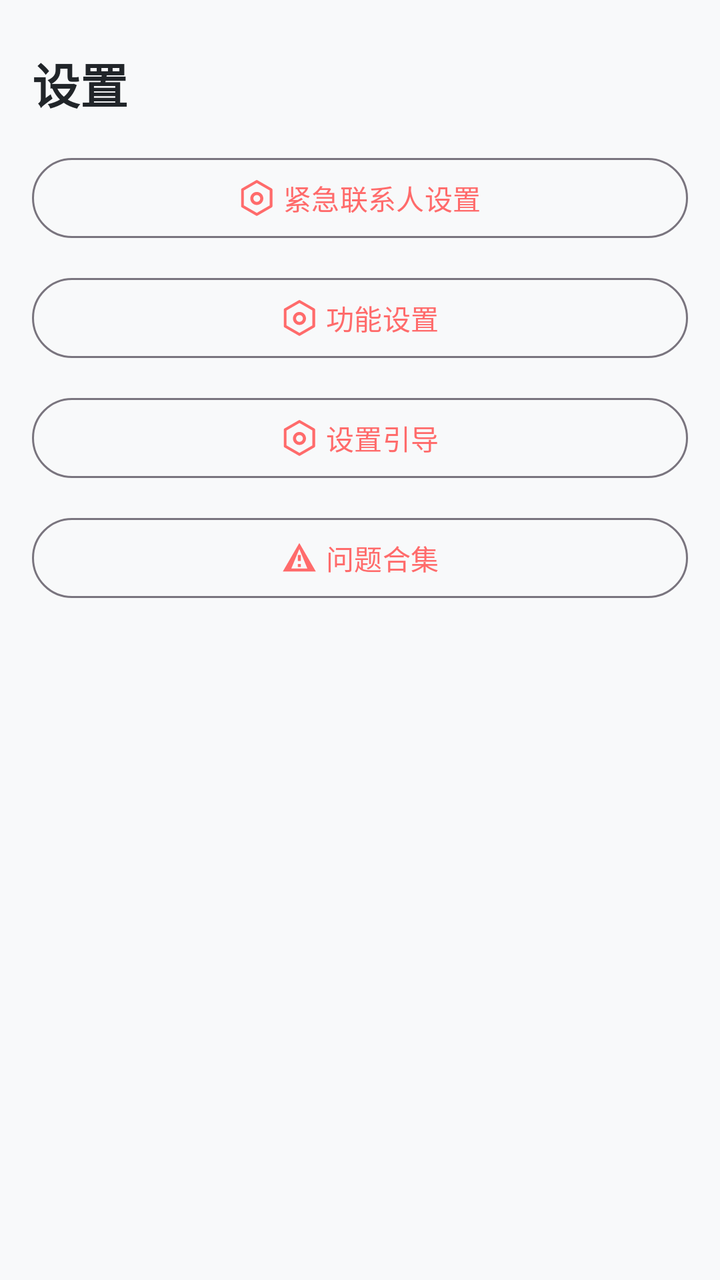
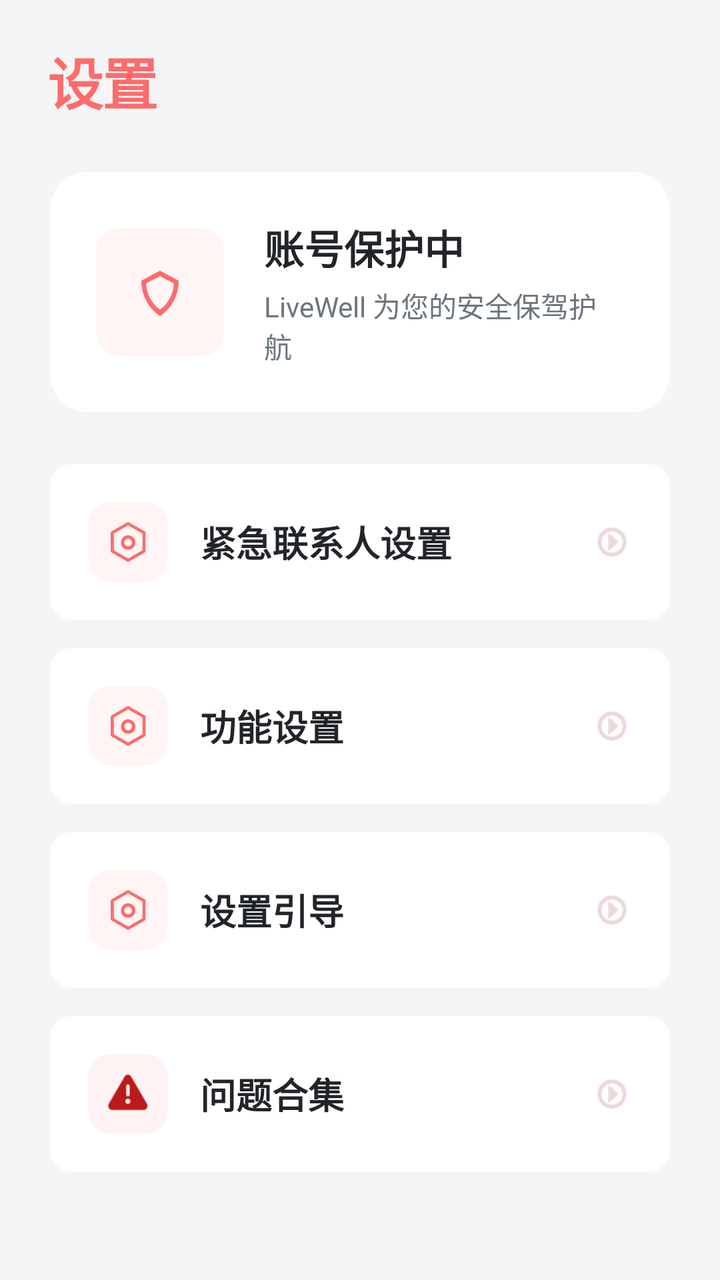

Screens rendered from an Android XML layout before and after an edit, with the pre-edit source and the edit as a unified diff.
<!-- AndroidManifest.xml: application theme Theme.LiveWell -->
<!-- res/layout/fragment_settings.xml -->
<?xml version="1.0" encoding="utf-8"?>
<ScrollView xmlns:android="http://schemas.android.com/apk/res/android"
    xmlns:app="http://schemas.android.com/apk/res-auto"
    android:layout_width="match_parent"
    android:layout_height="match_parent"
    android:background="@color/background"
    android:fillViewport="true">

    <androidx.constraintlayout.widget.ConstraintLayout
        android:layout_width="match_parent"
        android:layout_height="wrap_content"
        android:padding="16dp">

        
        <TextView
            android:id="@+id/tvSettingsTitle"
            android:layout_width="wrap_content"
            android:layout_height="wrap_content"
            android:text="设置"
            android:textSize="24sp"
            android:textStyle="bold"
            android:textColor="@color/text_primary"
            android:layout_marginTop="8dp"
            app:layout_constraintStart_toStartOf="parent"
            app:layout_constraintTop_toTopOf="parent"/>

        
        <com.google.android.material.button.MaterialButton
            android:id="@+id/btnEmergencyContact"
            android:layout_width="0dp"
            android:layout_height="48dp"
            android:layout_marginTop="16dp"
            android:text="紧急联系人设置"
            app:icon="@drawable/ic_settings"
            style="@style/Widget.Material3.Button.OutlinedButton"
            app:iconGravity="textStart"
            app:layout_constraintEnd_toEndOf="parent"
            app:layout_constraintStart_toStartOf="parent"
            app:layout_constraintTop_toBottomOf="@id/tvSettingsTitle"/>

        
        <com.google.android.material.button.MaterialButton
            android:id="@+id/btnSmartSettings"
            android:layout_width="0dp"
            android:layout_height="48dp"
            android:layout_marginTop="12dp"
            android:text="功能设置"
            app:icon="@drawable/ic_settings"
            style="@style/Widget.Material3.Button.OutlinedButton"
            app:iconGravity="textStart"
            app:layout_constraintEnd_toEndOf="parent"
            app:layout_constraintStart_toStartOf="parent"
            app:layout_constraintTop_toBottomOf="@id/btnEmergencyContact"/>

        
        <com.google.android.material.button.MaterialButton
            android:id="@+id/btnSettingsGuide"
            android:layout_width="0dp"
            android:layout_height="48dp"
            android:layout_marginTop="12dp"
            android:text="设置引导"
            app:icon="@drawable/ic_settings"
            style="@style/Widget.Material3.Button.OutlinedButton"
            app:iconGravity="textStart"
            app:layout_constraintEnd_toEndOf="parent"
            app:layout_constraintStart_toStartOf="parent"
            app:layout_constraintTop_toBottomOf="@id/btnSmartSettings"/>

        
        <com.google.android.material.button.MaterialButton
            android:id="@+id/btnFAQ"
            android:layout_width="0dp"
            android:layout_height="48dp"
            android:layout_marginTop="12dp"
            android:text="问题合集"
            app:icon="@drawable/ic_alert"
            style="@style/Widget.Material3.Button.OutlinedButton"
            app:iconGravity="textStart"
            app:layout_constraintEnd_toEndOf="parent"
            app:layout_constraintStart_toStartOf="parent"
            app:layout_constraintTop_toBottomOf="@id/btnSettingsGuide"/>

        
        <Space
            android:layout_width="match_parent"
            android:layout_height="16dp"
            app:layout_constraintTop_toBottomOf="@id/btnSettingsGuide"
            app:layout_constraintStart_toStartOf="parent"
            app:layout_constraintEnd_toEndOf="parent"/>

    </androidx.constraintlayout.widget.ConstraintLayout>

</ScrollView>
<!-- resources referenced by this layout -->
<resources>
  <color name="background">#F8F9FA</color>
  <color name="text_primary">#212529</color>
  <!-- drawable ic_alert (drawable) -->
  <vector xmlns:android="http://schemas.android.com/apk/res/android"
      android:width="24dp"
      android:height="24dp"
      android:viewportWidth="24"
      android:viewportHeight="24">
      <path
          android:fillColor="#FF4444"
          android:pathData="M12,2L1,21h22L12,2zM12,6l5.33,13L6.67,19L12,6zM11,10v4h2v-4h-2zM11,16v2h2v-2h-2z"/>
  </vector>
  <!-- drawable ic_settings (drawable) -->
  <vector xmlns:android="http://schemas.android.com/apk/res/android"
      android:width="24dp"
      android:height="24dp"
      android:viewportWidth="1024"
      android:viewportHeight="1024">
      
      <path
          android:fillColor="#333333"
          android:pathData="M330.752 524.8c0 101.888 83.456 185.344 185.344 185.344s185.344-83.456 185.344-185.344-83.456-185.344-185.344-185.344c-102.4 0-185.344 83.456-185.344 185.344z m281.6 0c0 53.248-43.52 96.768-96.768 96.768s-96.768-43.52-96.768-96.768 43.52-96.768 96.768-96.768 96.768 43.52 96.768 96.768z"/>
      
      <path
          android:fillColor="#333333"
          android:pathData="M942.08 241.152L535.04 6.656c-12.288-6.656-26.624-6.656-38.912 0L89.088 241.152c-12.288 6.656-19.456 19.968-19.456 33.792v470.016c0 13.824 7.168 26.624 19.456 33.792L496.128 1013.76c6.144 3.584 12.8 5.12 19.456 5.12s13.312-1.536 19.456-5.12l407.04-235.008c12.288-6.656 19.456-19.968 19.456-33.792V274.944c-0.512-13.824-7.68-26.624-19.456-33.792z m-57.856 481.28l-368.128 212.48-368.128-212.48v-424.96l367.616-212.48 368.128 212.48v424.96h0.512z"/>
  </vector>
  <style name="Theme.LiveWell" parent="Theme.Material3.DayNight.NoActionBar">
          <item name="colorPrimary">@color/primary</item>
          <item name="colorPrimaryVariant">@color/primary_dark</item>
          <item name="colorOnPrimary">@color/white</item>
          <item name="colorSecondary">@color/primary_light</item>
          <item name="colorSecondaryVariant">@color/primary</item>
          <item name="colorOnSecondary">@color/primary_dark</item>
          <item name="android:windowBackground">@color/background</item>
          <item name="android:statusBarColor">@color/primary</item>
      </style>
  <color name="primary">#FF6B6B</color>
  <color name="primary_dark">#FF5252</color>
  <color name="white">#FFFFFF</color>
  <color name="primary_light">#FFE5E5</color>
</resources>

<!-- the commit's change to res/layout/fragment_settings.xml (unified diff, before → after) -->
@@ -6,10 +6,13 @@
     android:background="@color/background"
     android:fillViewport="true">
 
-    <androidx.constraintlayout.widget.ConstraintLayout
+    <LinearLayout
         android:layout_width="match_parent"
         android:layout_height="wrap_content"
-        android:padding="16dp">
+        android:orientation="vertical"
+        android:paddingHorizontal="24dp"
+        android:paddingTop="20dp"
+        android:paddingBottom="24dp">
 
         
         <TextView
@@ -17,77 +20,308 @@
             android:layout_width="wrap_content"
             android:layout_height="wrap_content"
             android:text="设置"
-            android:textSize="24sp"
+            android:textSize="28sp"
             android:textStyle="bold"
-            android:textColor="@color/text_primary"
-            android:layout_marginTop="8dp"
-            app:layout_constraintStart_toStartOf="parent"
-            app:layout_constraintTop_toTopOf="parent"/>
+            android:textColor="@color/primary"
+            android:letterSpacing="-0.02"
+            android:layout_marginBottom="24dp"/>
 
         
-        <com.google.android.material.button.MaterialButton
-            android:id="@+id/btnEmergencyContact"
-            android:layout_width="0dp"
-            android:layout_height="48dp"
-            android:layout_marginTop="16dp"
-            android:text="紧急联系人设置"
-            app:icon="@drawable/ic_settings"
-            style="@style/Widget.Material3.Button.OutlinedButton"
-            app:iconGravity="textStart"
-            app:layout_constraintEnd_toEndOf="parent"
-            app:layout_constraintStart_toStartOf="parent"
-            app:layout_constraintTop_toBottomOf="@id/tvSettingsTitle"/>
+        <com.google.android.material.card.MaterialCardView
+            android:layout_width="match_parent"
+            android:layout_height="wrap_content"
+            app:cardBackgroundColor="@color/surface"
+            app:cardCornerRadius="20dp"
+            app:cardElevation="0dp"
+            app:strokeWidth="1dp"
+            app:strokeColor="#F5F5F5"
+            android:layout_marginBottom="24dp">
+
+            <LinearLayout
+                android:layout_width="match_parent"
+                android:layout_height="wrap_content"
+                android:orientation="horizontal"
+                android:gravity="center_vertical"
+                android:padding="24dp">
+
+                <FrameLayout
+                    android:layout_width="64dp"
+                    android:layout_height="64dp"
+                    android:background="@drawable/bg_menu_item_icon">
+
+                    <ImageView
+                        android:layout_width="32dp"
+                        android:layout_height="32dp"
+                        android:layout_gravity="center"
+                        android:src="@drawable/ic_guardian_shield"
+                        android:tint="@color/primary"/>
+
+                </FrameLayout>
+
+                <LinearLayout
+                    android:layout_width="0dp"
+                    android:layout_height="wrap_content"
+                    android:layout_weight="1"
+                    android:orientation="vertical"
+                    android:layout_marginStart="20dp">
+
+                    <TextView
+                        android:layout_width="wrap_content"
+                        android:layout_height="wrap_content"
+                        android:text="账号保护中"
+                        android:textSize="20sp"
+                        android:textStyle="bold"
+                        android:textColor="@color/text_primary"/>
+
+                    <TextView
+                        android:layout_width="wrap_content"
+                        android:layout_height="wrap_content"
+                        android:text="LiveWell 为您的安全保驾护航"
+                        android:textSize="14sp"
+                        android:textColor="@color/text_secondary"
+                        android:layout_marginTop="4dp"/>
+
+                </LinearLayout>
+
+            </LinearLayout>
+
+        </com.google.android.material.card.MaterialCardView>
 
         
-        <com.google.android.material.button.MaterialButton
-            android:id="@+id/btnSmartSettings"
-            android:layout_width="0dp"
-            android:layout_height="48dp"
-            android:layout_marginTop="12dp"
-            android:text="功能设置"
-            app:icon="@drawable/ic_settings"
-            style="@style/Widget.Material3.Button.OutlinedButton"
-            app:iconGravity="textStart"
-            app:layout_constraintEnd_toEndOf="parent"
-            app:layout_constraintStart_toStartOf="parent"
-            app:layout_constraintTop_toBottomOf="@id/btnEmergencyContact"/>
-
-        
-        <com.google.android.material.button.MaterialButton
-            android:id="@+id/btnSettingsGuide"
-            android:layout_width="0dp"
-            android:layout_height="48dp"
-            android:layout_marginTop="12dp"
-            android:text="设置引导"
-            app:icon="@drawable/ic_settings"
-            style="@style/Widget.Material3.Button.OutlinedButton"
-            app:iconGravity="textStart"
-            app:layout_constraintEnd_toEndOf="parent"
-            app:layout_constraintStart_toStartOf="parent"
-            app:layout_constraintTop_toBottomOf="@id/btnSmartSettings"/>
-
-        
-        <com.google.android.material.button.MaterialButton
-            android:id="@+id/btnFAQ"
-            android:layout_width="0dp"
-            android:layout_height="48dp"
-            android:layout_marginTop="12dp"
-            android:text="问题合集"
-            app:icon="@drawable/ic_alert"
-            style="@style/Widget.Material3.Button.OutlinedButton"
-            app:iconGravity="textStart"
-            app:layout_constraintEnd_toEndOf="parent"
-            app:layout_constraintStart_toStartOf="parent"
-            app:layout_constraintTop_toBottomOf="@id/btnSettingsGuide"/>
-
-        
-        <Space
+        <LinearLayout
             android:layout_width="match_parent"
-            android:layout_height="16dp"
-            app:layout_constraintTop_toBottomOf="@id/btnSettingsGuide"
-            app:layout_constraintStart_toStartOf="parent"
-            app:layout_constraintEnd_toEndOf="parent"/>
-
-    </androidx.constraintlayout.widget.ConstraintLayout>
+            android:layout_height="wrap_content"
+            android:orientation="vertical">
+
+            
+            <com.google.android.material.card.MaterialCardView
+                android:id="@+id/cardEmergencyContact"
+                android:layout_width="match_parent"
+                android:layout_height="wrap_content"
+                android:layout_marginBottom="12dp"
+                app:cardBackgroundColor="@color/surface"
+                app:cardCornerRadius="12dp"
+                app:cardElevation="0dp"
+                app:strokeWidth="1dp"
+                app:strokeColor="#F5F5F5"
+                android:clickable="true"
+                android:focusable="true"
+                android:foreground="?attr/selectableItemBackground">
+
+                <LinearLayout
+                    android:layout_width="match_parent"
+                    android:layout_height="wrap_content"
+                    android:orientation="horizontal"
+                    android:gravity="center_vertical"
+                    android:padding="20dp">
+
+                    <FrameLayout
+                        android:layout_width="40dp"
+                        android:layout_height="40dp"
+                        android:background="@drawable/bg_menu_item_icon">
+
+                        <ImageView
+                            android:layout_width="20dp"
+                            android:layout_height="20dp"
+                            android:layout_gravity="center"
+                            android:src="@drawable/ic_settings"
+                            android:tint="@color/primary"/>
+
+                    </FrameLayout>
+
+                    <TextView
+                        android:layout_width="0dp"
+                        android:layout_height="wrap_content"
+                        android:layout_weight="1"
+                        android:text="紧急联系人设置"
+                        android:textSize="18sp"
+                        android:textStyle="bold"
+                        android:textColor="@color/text_primary"
+                        android:layout_marginStart="16dp"/>
+
+                    <ImageView
+                        android:layout_width="20dp"
+                        android:layout_height="20dp"
+                        android:src="@android:drawable/ic_menu_more"
+                        android:tint="#E0BFBD"
+                        android:rotation="270"/>
+
+                </LinearLayout>
+
+            </com.google.android.material.card.MaterialCardView>
+
+            
+            <com.google.android.material.card.MaterialCardView
+                android:id="@+id/cardSmartSettings"
+                android:layout_width="match_parent"
+                android:layout_height="wrap_content"
+                android:layout_marginBottom="12dp"
+                app:cardBackgroundColor="@color/surface"
+                app:cardCornerRadius="12dp"
+                app:cardElevation="0dp"
+                app:strokeWidth="1dp"
+                app:strokeColor="#F5F5F5"
+                android:clickable="true"
+                android:focusable="true"
+                android:foreground="?attr/selectableItemBackground">
+
+                <LinearLayout
+                    android:layout_width="match_parent"
+                    android:layout_height="wrap_content"
+                    android:orientation="horizontal"
+                    android:gravity="center_vertical"
+                    android:padding="20dp">
+
+                    <FrameLayout
+                        android:layout_width="40dp"
+                        android:layout_height="40dp"
+                        android:background="@drawable/bg_menu_item_icon">
+
+                        <ImageView
+                            android:layout_width="20dp"
+                            android:layout_height="20dp"
+                            android:layout_gravity="center"
+                            android:src="@drawable/ic_settings"
+                            android:tint="@color/primary"/>
+
+                    </FrameLayout>
+
+                    <TextView
+                        android:layout_width="0dp"
+                        android:layout_height="wrap_content"
+                        android:layout_weight="1"
+                        android:text="功能设置"
+                        android:textSize="18sp"
+                        android:textStyle="bold"
+                        android:textColor="@color/text_primary"
+                        android:layout_marginStart="16dp"/>
+
+                    <ImageView
+                        android:layout_width="20dp"
+                        android:layout_height="20dp"
+                        android:src="@android:drawable/ic_menu_more"
+                        android:tint="#E0BFBD"
+                        android:rotation="270"/>
+
+                </LinearLayout>
+
+            </com.google.android.material.card.MaterialCardView>
+
+            
+            <com.google.android.material.card.MaterialCardView
+                android:id="@+id/cardSettingsGuide"
+                android:layout_width="match_parent"
+                android:layout_height="wrap_content"
+                android:layout_marginBottom="12dp"
+                app:cardBackgroundColor="@color/surface"
+                app:cardCornerRadius="12dp"
+                app:cardElevation="0dp"
+                app:strokeWidth="1dp"
+                app:strokeColor="#F5F5F5"
+                android:clickable="true"
+                android:focusable="true"
+                android:foreground="?attr/selectableItemBackground">
+
+                <LinearLayout
+                    android:layout_width="match_parent"
+                    android:layout_height="wrap_content"
+                    android:orientation="horizontal"
+                    android:gravity="center_vertical"
+                    android:padding="20dp">
+
+                    <FrameLayout
+                        android:layout_width="40dp"
+                        android:layout_height="40dp"
+                        android:background="@drawable/bg_menu_item_icon">
+
+                        <ImageView
+                            android:layout_width="20dp"
+                            android:layout_height="20dp"
+                            android:layout_gravity="center"
+                            android:src="@drawable/ic_settings"
+                            android:tint="@color/primary"/>
+
+                    </FrameLayout>
+
+                    <TextView
+                        android:layout_width="0dp"
+                        android:layout_height="wrap_content"
+                        android:layout_weight="1"
+                        android:text="设置引导"
+                        android:textSize="18sp"
+                        android:textStyle="bold"
+                        android:textColor="@color/text_primary"
+                        android:layout_marginStart="16dp"/>
+
+                    <ImageView
+                        android:layout_width="20dp"
+                        android:layout_height="20dp"
+                        android:src="@android:drawable/ic_menu_more"
+                        android:tint="#E0BFBD"
+                        android:rotation="270"/>
+
+                </LinearLayout>
+
+            </com.google.android.material.card.MaterialCardView>
+
+            
+            <com.google.android.material.card.MaterialCardView
+                android:id="@+id/cardFAQ"
+                android:layout_width="match_parent"
+                android:layout_height="wrap_content"
+                app:cardBackgroundColor="@color/surface"
+                app:cardCornerRadius="12dp"
+                app:cardElevation="0dp"
+                app:strokeWidth="1dp"
+                app:strokeColor="#F5F5F5"
+                android:clickable="true"
+                android:focusable="true"
+                android:foreground="?attr/selectableItemBackground">
+
+                <LinearLayout
+                    android:layout_width="match_parent"
+                    android:layout_height="wrap_content"
+                    android:orientation="horizontal"
+                    android:gravity="center_vertical"
+                    android:padding="20dp">
+
+                    <FrameLayout
+                        android:layout_width="40dp"
+                        android:layout_height="40dp"
+                        android:background="@drawable/bg_faq_icon">
+
+                        <ImageView
+                            android:layout_width="20dp"
+                            android:layout_height="20dp"
+                            android:layout_gravity="center"
+                            android:src="@android:drawable/ic_dialog_alert"
+                            android:tint="#BA1A1A"/>
+
+                    </FrameLayout>
+
+                    <TextView
+                        android:layout_width="0dp"
+                        android:layout_height="wrap_content"
+                        android:layout_weight="1"
+                        android:text="问题合集"
+                        android:textSize="18sp"
+                        android:textStyle="bold"
+                        android:textColor="@color/text_primary"
+                        android:layout_marginStart="16dp"/>
+
+                    <ImageView
+                        android:layout_width="20dp"
+                        android:layout_height="20dp"
+                        android:src="@android:drawable/ic_menu_more"
+                        android:tint="#E0BFBD"
+                        android:rotation="270"/>
+
+                </LinearLayout>
+
+            </com.google.android.material.card.MaterialCardView>
+
+        </LinearLayout>
+
+    </LinearLayout>
 
 </ScrollView>
<!-- resource entries referenced after the edit -->
@@ -1,16 +1,31 @@
 <!-- resources referenced by this layout -->
 <resources>
-  <color name="background">#F8F9FA</color>
+  <color name="background">#F4F5F6</color>
   <color name="text_primary">#212529</color>
-  <!-- drawable ic_alert (drawable) -->
+  <color name="text_secondary">#6C757D</color>
+  <!-- drawable bg_faq_icon (drawable) -->
+  <?xml version="1.0" encoding="utf-8"?>
+  <shape xmlns:android="http://schemas.android.com/apk/res/android"
+      android:shape="rectangle">
+      <solid android:color="#FEF2F2"/>
+      <corners android:radius="12dp"/>
+  </shape>
+  <!-- drawable bg_menu_item_icon (drawable) -->
+  <?xml version="1.0" encoding="utf-8"?>
+  <shape xmlns:android="http://schemas.android.com/apk/res/android"
+      android:shape="rectangle">
+      <solid android:color="#FFF5F5"/>
+      <corners android:radius="12dp"/>
+  </shape>
+  <!-- drawable ic_guardian_shield (drawable) -->
   <vector xmlns:android="http://schemas.android.com/apk/res/android"
-      android:width="24dp"
-      android:height="24dp"
-      android:viewportWidth="24"
-      android:viewportHeight="24">
+      android:width="200dp"
+      android:height="200dp"
+      android:viewportWidth="1024"
+      android:viewportHeight="1024">
       <path
-          android:fillColor="#FF4444"
-          android:pathData="M12,2L1,21h22L12,2zM12,6l5.33,13L6.67,19L12,6zM11,10v4h2v-4h-2zM11,16v2h2v-2h-2z"/>
+          android:fillColor="#444444"
+          android:pathData="M512,170.67c110.93,59.73 204.8,110.93 298.67,162.13c0,213.33 -98.13,430.93 -298.67,563.2c-200.53,-132.27 -298.67,-349.87 -298.67,-563.2C298.67,281.6 401.07,230.4 512,170.67zM456.53,285.87l-34.13,17.07c-12.8,8.53 -21.33,12.8 -29.87,17.07c-42.67,21.33 -72.53,38.4 -102.4,55.47c4.27,166.4 85.33,320 221.87,418.13c136.53,-98.13 213.33,-251.73 221.87,-418.13c-21.33,-12.8 -46.93,-25.6 -72.53,-38.4c-25.6,-12.8 -110.93,-59.73 -149.33,-81.07c-17.07,12.8 -34.13,21.33 -55.47,29.87z"/>
   </vector>
   <!-- drawable ic_settings (drawable) -->
   <vector xmlns:android="http://schemas.android.com/apk/res/android"
@@ -38,6 +53,7 @@
           <item name="android:statusBarColor">@color/primary</item>
       </style>
   <color name="primary">#FF6B6B</color>
+  <color name="surface">#FFFFFF</color>
   <color name="primary_dark">#FF5252</color>
   <color name="white">#FFFFFF</color>
   <color name="primary_light">#FFE5E5</color>
